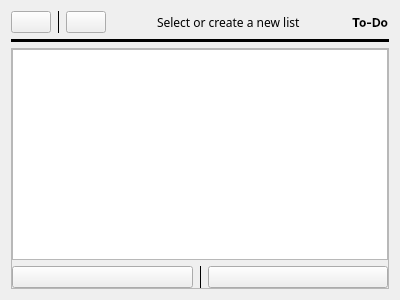
This is src/apps/todo.ui in Quill-OS/quill as Qt 5 draws it before an edit. The edited form follows.
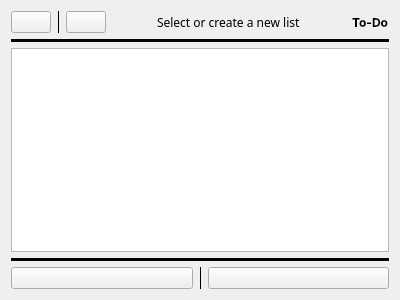
This is the edited form.

The edit to the form file:
```diff
--- a/src/apps/todo.ui
+++ b/src/apps/todo.ui
@@ -133,35 +133,21 @@
           <number>0</number>
          </property>
          <item>
-          <widget class="QScrollArea" name="scrollArea">
-           <property name="widgetResizable">
-            <bool>true</bool>
-           </property>
-           <widget class="QWidget" name="scrollAreaWidgetContents">
-            <property name="geometry">
-             <rect>
-              <x>0</x>
-              <y>0</y>
-              <width>382</width>
-              <height>229</height>
-             </rect>
-            </property>
-            <layout class="QVBoxLayout" name="verticalLayout_3">
-             <property name="leftMargin">
-              <number>0</number>
-             </property>
-             <property name="topMargin">
-              <number>0</number>
-             </property>
-             <property name="rightMargin">
-              <number>0</number>
-             </property>
-             <property name="bottomMargin">
-              <number>0</number>
-             </property>
-             <item>
               <widget class="QListWidget" name="listWidget"/>
              </item>
+         <item>
+          <widget class="Line" name="line_4">
+           <property name="frameShadow">
+            <enum>QFrame::Plain</enum>
+           </property>
+           <property name="lineWidth">
+            <number>4</number>
+           </property>
+           <property name="orientation">
+            <enum>Qt::Horizontal</enum>
+           </property>
+          </widget>
+         </item>
              <item>
               <layout class="QHBoxLayout" name="horizontalLayout">
                <property name="topMargin">
@@ -198,10 +184,6 @@
              </item>
             </layout>
            </widget>
-          </widget>
-         </item>
-        </layout>
-       </widget>
        <widget class="QWidget" name="page_4">
         <layout class="QVBoxLayout" name="verticalLayout_6">
          <property name="leftMargin">
```
Left out of the diff: 8 changed lines with no effect on the pictures. Lines whose indentation alone changed are shown as unchanged.
